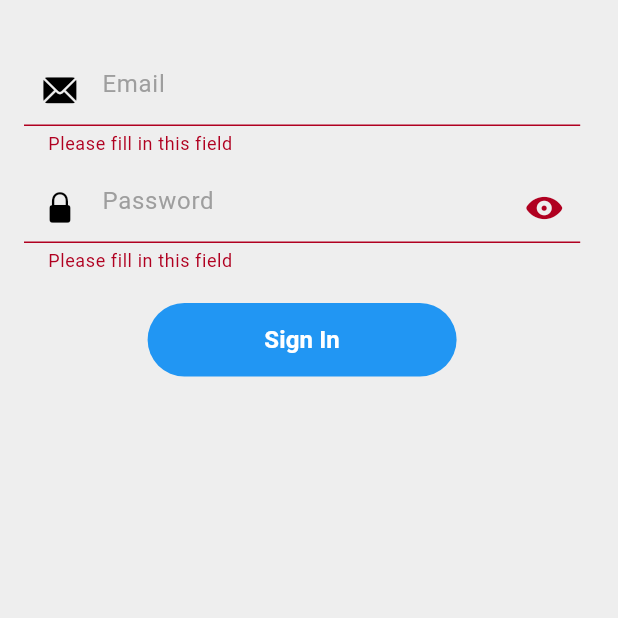
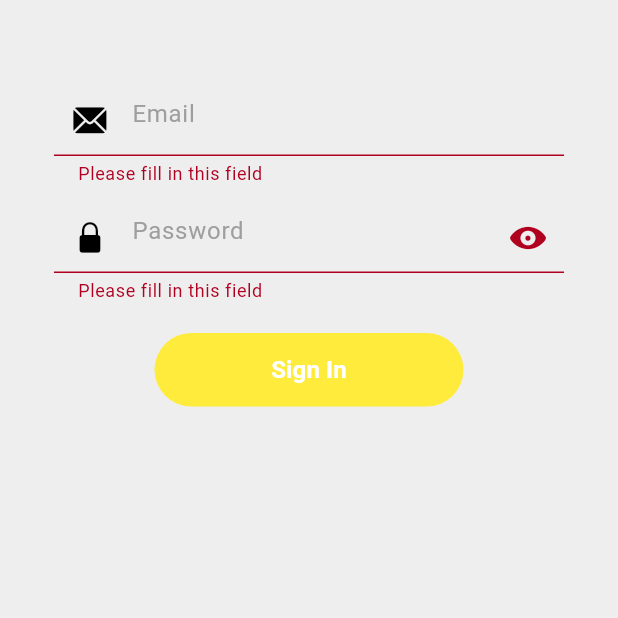
Before and after one commit to samcompz/pizza_app_admin, a Flutter app: the screen it shows after launch, after a tap on "Sign In", on a phone screen of 412 x 824 dp, the top half of it. Run offline on Flutter 3.47's test engine with Material 3 defaults, Android fonts, the phone set to English and light mode, and no system bars; our stand-ins replace bloc, cloud_firestore, equatable, firebase_auth, firebase_core, firebase_storage and 6 more; accounts and stored records are empty.

Commit message:
splashscreen working, navigates to signINscreen correctly

```diff
--- a/lib/app_view.dart
+++ b/lib/app_view.dart
@@ -11,12 +11,13 @@ class AppView extends StatelessWidget {
     final authBloc = context.read<AuthenticationBloc>();
 
     return MaterialApp.router(
+      debugShowCheckedModeBanner: false,
       title: "Pizza Admin",
       theme: ThemeData(
         colorScheme: ColorScheme.light(
           surface: Colors.grey.shade200,
           onSurface: Colors.black,
-          primary: Colors.blue,
+          primary: Colors.yellow,
           onPrimary: Colors.white,
         ),
       ),
--- a/lib/main.dart
+++ b/lib/main.dart
@@ -2,16 +2,21 @@ import 'package:bloc/bloc.dart';
 import 'package:firebase_core/firebase_core.dart';
 import 'package:flutter/material.dart';
 import 'package:go_router/go_router.dart';
+import 'package:pizza_ap_admin/app_view.dart';
 import 'package:pizza_ap_admin/simple_bloc_observer.dart';
+import 'package:pizza_ap_admin/src/modules/auth/views/signin_screen.dart';
 import 'package:url_strategy/url_strategy.dart';
 
 import 'app.dart';
 import 'firebase_options.dart';
 
 void main() async {
+
   setPathUrlStrategy();
   GoRouter.optionURLReflectsImperativeAPIs = true;
   WidgetsFlutterBinding.ensureInitialized();
+
+
   await Firebase.initializeApp(
     options: DefaultFirebaseOptions.currentPlatform,
   );
--- a/lib/src/modules/auth/views/login_screen.dart
+++ /dev/null
@@ -1,148 +0,0 @@
-import 'package:flutter/material.dart';
-import 'package:flutter/cupertino.dart';
-import 'package:flutter_bloc/flutter_bloc.dart';
-import 'package:go_router/go_router.dart';
-import '../../../components/my_text_field.dart';
-import '../blocs/sign_in_bloc/sign_in_bloc.dart';
-
-class SignInScreen extends StatefulWidget {
-  const SignInScreen({super.key});
-
-  @override
-  State<SignInScreen> createState() => _SignInScreenState();
-}
-
-class _SignInScreenState extends State<SignInScreen> {
-  final passwordController = TextEditingController();
-  final emailController = TextEditingController();
-  final _formKey = GlobalKey<FormState>();
-  bool signInRequired = false;
-  IconData iconPassword = CupertinoIcons.eye_fill;
-  bool obscurePassword = true;
-  String? _errorMsg;
-
-  @override
-  Widget build(BuildContext context) {
-    return BlocListener<SignInBloc, SignInState>(
-      listener: (context, state) {
-        if(state is SignInSuccess) {
-          setState(() {
-            signInRequired = false;
-          });
-          context.go('/');
-        } else if(state is SignInProcess) {
-          setState(() {
-            signInRequired = true;
-          });
-        } else if(state is SignInFailure) {
-          setState(() {
-            signInRequired = false;
-            _errorMsg = 'Invalid email or password';
-          });
-        }
-      },
-      child: Scaffold(
-        backgroundColor: Theme.of(context).colorScheme.surface,
-        body: Padding(
-          padding: const EdgeInsets.all(16.0),
-          child: Form(
-              key: _formKey,
-              child: Column(
-                children: [
-                  const SizedBox(height: 20),
-                  SizedBox(
-                      width: MediaQuery.of(context).size.width * 0.9,
-                      child: MyTextField(
-                          controller: emailController,
-                          hintText: 'Email',
-                          obscureText: false,
-                          keyboardType: TextInputType.emailAddress,
-                          prefixIcon: const Icon(CupertinoIcons.mail_solid),
-                          errorMsg: _errorMsg,
-                          validator: (val) {
-                            if (val!.isEmpty) {
-                              return 'Please fill in this field';
-                            } else if (!RegExp(r'^[\w-\.]+@([\w-]+.)+[\w-]{2,4}$').hasMatch(val)) {
-                              return 'Please enter a valid email';
-                            }
-                            return null;
-                          }
-                      )
-                  ),
-                  const SizedBox(height: 10),
-                  SizedBox(
-                    width: MediaQuery.of(context).size.width * 0.9,
-                    child: MyTextField(
-                      controller: passwordController,
-                      hintText: 'Password',
-                      obscureText: obscurePassword,
-                      keyboardType: TextInputType.visiblePassword,
-                      prefixIcon: const Icon(CupertinoIcons.lock_fill),
-                      errorMsg: _errorMsg,
-                      validator: (val) {
-                        if (val!.isEmpty) {
-                          return 'Please fill in this field';
-                        } else if (!RegExp(r'^(?=.*?[A-Z])(?=.*?[a-z])(?=.*?[0-9])(?=.*?[!@#\$&*~`)\%\-(_+=;:,.<>/?"[{\]}\|^]).{8,}$').hasMatch(val)) {
-                          return 'Please enter a valid password';
-                        }
-                        return null;
-                      },
-                      suffixIcon: IconButton(
-                        onPressed: () {
-                          setState(() {
-                            obscurePassword = !obscurePassword;
-                            if(obscurePassword) {
-                              iconPassword = CupertinoIcons.eye_fill;
-                            } else {
-                              iconPassword = CupertinoIcons.eye_slash_fill;
-                            }
-                          });
-                        },
-                        icon: Icon(iconPassword),
-                      ),
-                    ),
-                  ),
-                  const SizedBox(height: 20),
-                  !signInRequired
-                      ? SizedBox(
-                    width: MediaQuery.of(context).size.width * 0.5,
-                    child: TextButton(
-                        onPressed: () {
-                          if (_formKey.currentState!.validate()) {
-                            context.read<SignInBloc>().add(SignInRequired(
-                                emailController.text,
-                                passwordController.text)
-                            );
-                          }
-                        },
-                        style: TextButton.styleFrom(
-                            elevation: 3.0,
-                            backgroundColor: Theme.of(context).colorScheme.primary,
-                            foregroundColor: Colors.white,
-                            shape: RoundedRectangleBorder(
-                                borderRadius: BorderRadius.circular(60)
-                            )
-                        ),
-                        child: const Padding(
-                          padding: EdgeInsets.symmetric(horizontal: 25, vertical: 5),
-                          child: Text(
-                            'Sign In',
-                            textAlign: TextAlign.center,
-                            style: TextStyle(
-                                color: Colors.white,
-                                fontSize: 16,
-                                fontWeight: FontWeight.w600
-                            ),
-                          ),
-                        )
-                    ),
-                  )
-                      : const CircularProgressIndicator(),
-                ],
-              )
-          ),
-        ),
-      ),
-    );
-  }
-}
--- /dev/null
+++ b/lib/src/modules/auth/views/signin_screen.dart
@@ -0,0 +1,158 @@
+import 'package:flutter/material.dart';
+import 'package:flutter/cupertino.dart';
+import 'package:flutter_bloc/flutter_bloc.dart';
+import 'package:go_router/go_router.dart';
+import '../../../components/my_text_field.dart';
+import '../blocs/sign_in_bloc/sign_in_bloc.dart';
+
+class SignInScreen extends StatefulWidget {
+  const SignInScreen({super.key});
+
+  @override
+  State<SignInScreen> createState() => _SignInScreenState();
+}
+
+class _SignInScreenState extends State<SignInScreen> {
+  final passwordController = TextEditingController();
+  final emailController = TextEditingController();
+  final _formKey = GlobalKey<FormState>();
+  bool signInRequired = false;
+  IconData iconPassword = CupertinoIcons.eye_fill;
+  bool obscurePassword = true;
+  String? _errorMsg;
+
+  @override
+  Widget build(BuildContext context) {
+    return BlocListener<SignInBloc, SignInState>(
+      listener: (context, state) {
+        if (state is SignInSuccess) {
+          setState(() {
+            signInRequired = false;
+          });
+          context.go('/');
+        } else if (state is SignInProcess) {
+          setState(() {
+            signInRequired = true;
+          });
+        } else if (state is SignInFailure) {
+          setState(() {
+            signInRequired = false;
+            _errorMsg = 'Invalid email or password';
+          });
+        }
+      },
+      child: Scaffold(
+        backgroundColor: Theme.of(context).colorScheme.surface,
+        body: Padding(
+          padding: const EdgeInsets.all(36.0),
+          child: Form(
+            key: _formKey,
+            child: Column(
+              children: [
+                const SizedBox(height: 20),
+                SizedBox(
+                  width: MediaQuery.of(context).size.width * 0.9,
+                  child: MyTextField(
+                    controller: emailController,
+                    hintText: 'Email',
+                    obscureText: false,
+                    keyboardType: TextInputType.emailAddress,
+                    prefixIcon: const Icon(CupertinoIcons.mail_solid),
+                    errorMsg: _errorMsg,
+                    validator: (val) {
+                      if (val!.isEmpty) {
+                        return 'Please fill in this field';
+                      } else if (!RegExp(
+                        r'^[\w-\.]+@([\w-]+.)+[\w-]{2,4}$',
+                      ).hasMatch(val)) {
+                        return 'Please enter a valid email';
+                      }
+                      return null;
+                    },
+                  ),
+                ),
+                const SizedBox(height: 10),
+                SizedBox(
+                  width: MediaQuery.of(context).size.width * 0.9,
+                  child: MyTextField(
+                    controller: passwordController,
+                    hintText: 'Password',
+                    obscureText: obscurePassword,
+                    keyboardType: TextInputType.visiblePassword,
+                    prefixIcon: const Icon(CupertinoIcons.lock_fill),
+                    errorMsg: _errorMsg,
+                    validator: (val) {
+                      if (val!.isEmpty) {
+                        return 'Please fill in this field';
+                      } else if (!RegExp(
+                        r'^(?=.*?[A-Z])(?=.*?[a-z])(?=.*?[0-9])(?=.*?[!@#\$&*~`)\%\-(_+=;:,.<>/?"[{\]}\|^]).{8,}$',
+                      ).hasMatch(val)) {
+                        return 'Please enter a valid password';
+                      }
+                      return null;
+                    },
+                    suffixIcon: IconButton(
+                      onPressed: () {
+                        setState(() {
+                          obscurePassword = !obscurePassword;
+                          if (obscurePassword) {
+                            iconPassword = CupertinoIcons.eye_fill;
+                          } else {
+                            iconPassword = CupertinoIcons.eye_slash_fill;
+                          }
+                        });
+                      },
+                      icon: Icon(iconPassword),
+                    ),
+                  ),
+                ),
+                const SizedBox(height: 20),
+                !signInRequired
+                    ? SizedBox(
+                      width: MediaQuery.of(context).size.width * 0.5,
+                      child: TextButton(
+                        onPressed: () {
+                          if (_formKey.currentState!.validate()) {
+                            context.read<SignInBloc>().add(
+                              SignInRequired(
+                                emailController.text,
+                                passwordController.text,
+                              ),
+                            );
+                          }
+                        },
+                        style: TextButton.styleFrom(
+                          elevation: 3.0,
+                          backgroundColor:
+                              Theme.of(context).colorScheme.primary,
+                          foregroundColor: Colors.white,
+                          shape: RoundedRectangleBorder(
+                            borderRadius: BorderRadius.circular(60),
+                          ),
+                        ),
+                        child: const Padding(
+                          padding: EdgeInsets.symmetric(
+                            horizontal: 25,
+                            vertical: 5,
+                          ),
+                          child: Text(
+                            'Sign In',
+                            textAlign: TextAlign.center,
+                            style: TextStyle(
+                              color: Colors.white,
+                              fontSize: 16,
+                              fontWeight: FontWeight.w600,
+                            ),
+                          ),
+                        ),
+                      ),
+                    )
+                    : const CircularProgressIndicator(),
+              ],
+            ),
+          ),
+        ),
+      ),
+    );
+  }
+}
--- a/lib/src/modules/base/views/base_screen.dart
+++ b/lib/src/modules/base/views/base_screen.dart
@@ -1,8 +1,11 @@
+
+import 'package:flutter/foundation.dart';
+
 import 'package:flutter/cupertino.dart';
 import 'package:flutter/material.dart';
 import 'package:flutter_bloc/flutter_bloc.dart';
 import 'package:go_router/go_router.dart';
-import 'dart:html' as html;
+
 import '../../auth/blocs/sign_in_bloc/sign_in_bloc.dart';
 
 class BaseScreen extends StatefulWidget {
@@ -18,9 +21,12 @@ class _BaseScreenState extends State<BaseScreen> {
   Widget build(BuildContext context) {
     return BlocListener<SignInBloc, SignInState>(
       listener: (context, state) {
-        if(state is SignInSuccess) {
-          html.window.location.reload();
-        }
+        // if(state is SignInSuccess) {
+        //   if(kIsWeb){
+        //     html.window.location.reload();
+        //   }
+        //
+        // }
       },
       child: Scaffold(
         body: Column(
--- a/lib/src/modules/splash/views/splash_screen.dart
+++ b/lib/src/modules/splash/views/splash_screen.dart
@@ -1,7 +1,12 @@
+import 'dart:math';
+
 import 'package:flutter/material.dart';
 import 'package:flutter_bloc/flutter_bloc.dart';
 import 'package:go_router/go_router.dart';
 import 'package:pizza_ap_admin/src/blocs/authentication_bloc/authentication_bloc.dart';
+
+import '../../auth/views/signin_screen.dart';
+import '../../home/views/home_screen.dart';
 
 
 class SplashScreen extends StatelessWidget {
@@ -10,21 +15,20 @@ class SplashScreen extends StatelessWidget {
   @override
   Widget build(BuildContext context) {
     return Scaffold(
-      backgroundColor: Colors.blue,
-      body: BlocBuilder<AuthenticationBloc, AuthenticationState>(
-        builder: (context, state) {
+      backgroundColor: Colors.green,
+      body: BlocListener<AuthenticationBloc, AuthenticationState>(
+        listenWhen: (previous, current) =>
+        previous.status != current.status,
+        listener: (context, state) {
           if (state.status == AuthenticationStatus.authenticated) {
-            // return HomeScreen();
             context.go('/home');
-            return Container();
           } else if (state.status == AuthenticationStatus.unauthenticated) {
             context.go('/login');
-            return Container();
-            // return LoginScreen();
-          } else {
-            return Center(child: CircularProgressIndicator());
           }
         },
+        child: const Center(
+          child: CircularProgressIndicator(),
+        ),
       ),
     );
   }
--- a/lib/src/routes/routes.dart
+++ b/lib/src/routes/routes.dart
@@ -5,7 +5,7 @@ import 'package:pizza_ap_admin/src/blocs/authentication_bloc/authentication_bloc
 import 'package:pizza_ap_admin/src/modules/auth/blocs/sign_in_bloc/sign_in_bloc.dart';
 import 'package:pizza_repository/pizza_repository.dart';
 
-import '../modules/auth/views/login_screen.dart';
+import '../modules/auth/views/signin_screen.dart';
 import '../modules/base/views/base_screen.dart';
 import '../modules/create_pizza/blocs/create_pizza_bloc/create_pizza_bloc.dart';
 import '../modules/create_pizza/blocs/upload_picture_bloc/upload_picture_bloc.dart';
@@ -38,7 +38,7 @@ GoRouter router(AuthenticationBloc authBloc) {
                   (context) => SignInBloc(
                     context.read<AuthenticationBloc>().userRepository,
                   ),
-              child: BaseScreen(child),
+              child: SignInScreen(),
             );
           }
         },
@@ -55,18 +55,21 @@ GoRouter router(AuthenticationBloc authBloc) {
 
           GoRoute(
             path: '/login',
-            builder:
-                (context, state) => BlocProvider<AuthenticationBloc>.value(
+            builder: (context, state) => MultiBlocProvider(
+              providers: [
+                BlocProvider<AuthenticationBloc>.value(
                   value: BlocProvider.of<AuthenticationBloc>(context),
-                  child: BlocProvider<SignInBloc>(
-                    create:
-                        (context) => SignInBloc(
-                          context.read<AuthenticationBloc>().userRepository,
-                        ),
-                    child: SignInScreen(),
+                ),
+                BlocProvider<SignInBloc>(
+                  create: (context) => SignInBloc(
+                    context.read<AuthenticationBloc>().userRepository,
                   ),
                 ),
+              ],
+              child: SignInScreen(),
+            ),
           ),
+
 
           GoRoute(path: '/home', builder: (context, state) => HomeScreen()),
 
--- a/packages/pizza_repository/lib/src/firebase_pizza_repo.dart
+++ b/packages/pizza_repository/lib/src/firebase_pizza_repo.dart
@@ -3,7 +3,7 @@ import 'dart:typed_data';
 import 'package:cloud_firestore/cloud_firestore.dart';
 import 'package:firebase_storage/firebase_storage.dart';
 import 'package:pizza_repository/pizza_repository.dart';
-import 'dart:html' as html;
+
 
 class FirebasePizzaRepo implements PizzaRepo {
   final pizzaCollection = FirebaseFirestore.instance.collection('pizzas');
```
